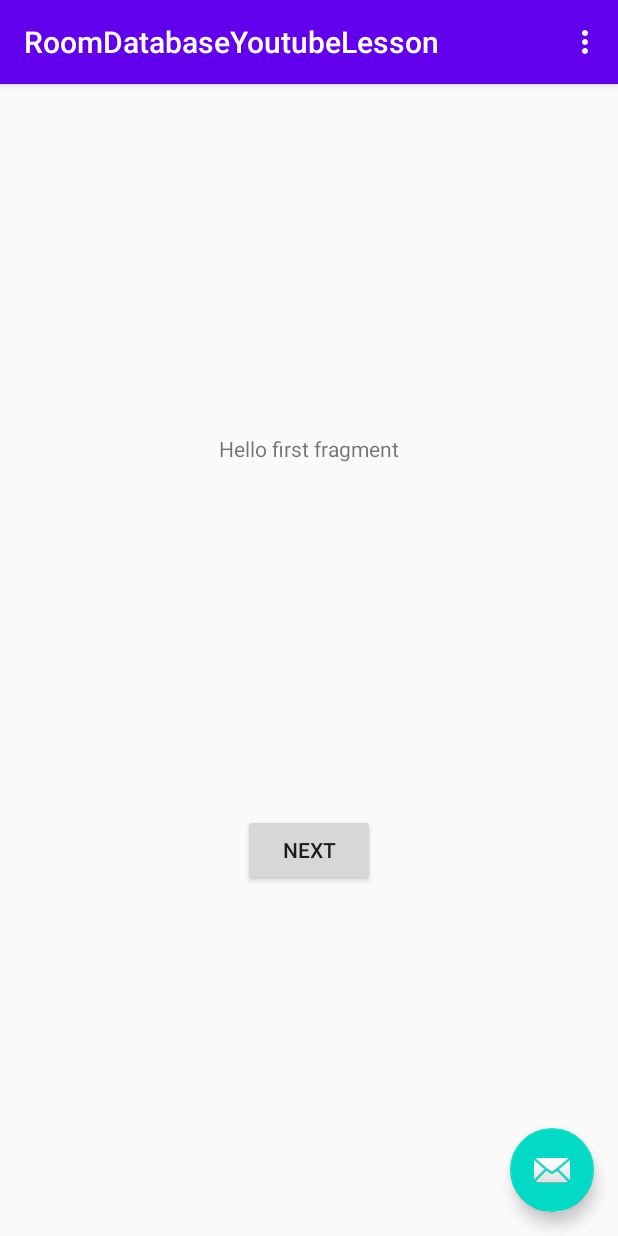
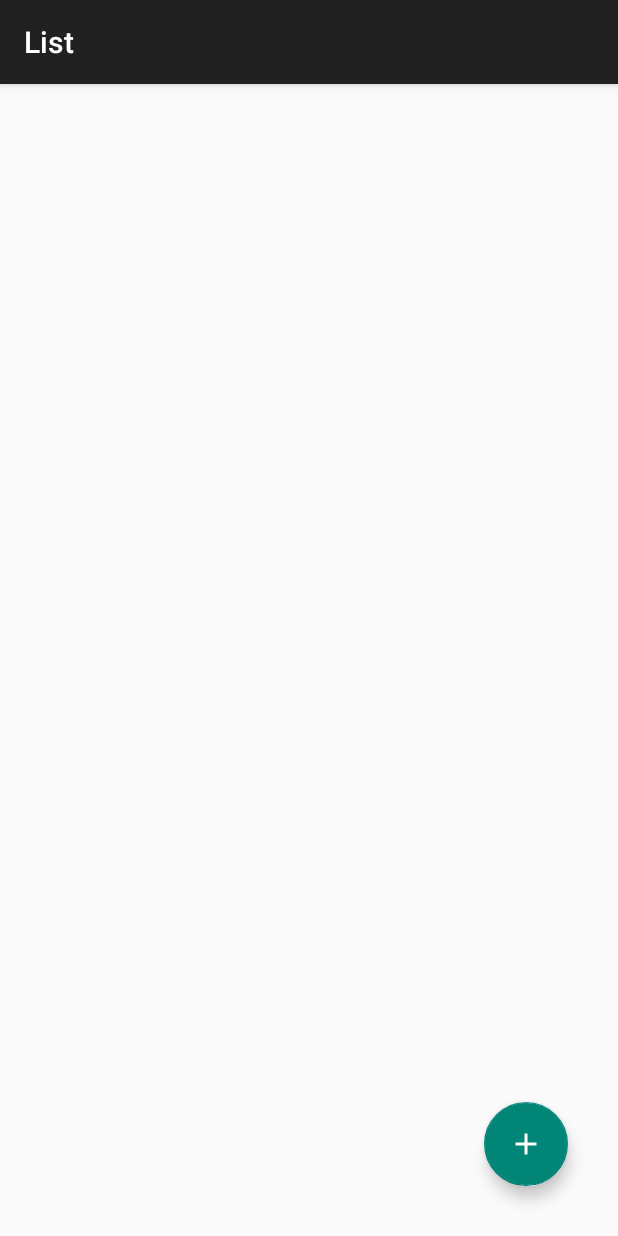
Before and after one commit to jlawrencesha/RoomDatabaseYoutubeLesson, an Android app: the screen it shows after launch (MainActivity), on a phone screen of 412 x 824 dp. Run offline under Robolectric (Android 15) with nearby library versions, the phone set to English and light mode, and no system bars; our stand-ins replace navigation-ui.

```diff
--- a/app/build.gradle
+++ b/app/build.gradle
@@ -11,7 +11,7 @@ android {
 
     defaultConfig {
         applicationId "com.giftofhappiness.roomdatabaseyoutubelesson"
-        minSdkVersion 26
+        minSdkVersion 25
         targetSdkVersion 29
         versionCode 1
         versionName "1.0"
@@ -51,6 +51,7 @@ dependencies {
     implementation 'androidx.navigation:navigation-fragment-ktx:2.2.2'
     implementation 'androidx.navigation:navigation-ui-ktx:2.2.2'
 
+
     // Room components
     implementation "androidx.room:room-runtime:2.2.5"
     kapt "androidx.room:room-compiler:2.2.5"
--- a/app/src/main/AndroidManifest.xml
+++ b/app/src/main/AndroidManifest.xml
@@ -12,7 +12,7 @@
         <activity
             android:name=".MainActivity"
             android:label="@string/app_name"
-            android:theme="@style/AppTheme.NoActionBar">
+            android:theme="@style/Theme.AppCompat.DayNight.DarkActionBar">
             <intent-filter>
                 <action android:name="android.intent.action.MAIN" />
 
--- a/app/src/main/java/com/giftofhappiness/roomdatabaseyoutubelesson/FirstFragment.kt
+++ /dev/null
@@ -1,31 +0,0 @@
-package com.giftofhappiness.roomdatabaseyoutubelesson
-
-import android.os.Bundle
-import androidx.fragment.app.Fragment
-import android.view.LayoutInflater
-import android.view.View
-import android.view.ViewGroup
-import android.widget.Button
-import androidx.navigation.fragment.findNavController
-
-/**
- * A simple [Fragment] subclass as the default destination in the navigation.
- */
-class FirstFragment : Fragment() {
-
-    override fun onCreateView(
-            inflater: LayoutInflater, container: ViewGroup?,
-            savedInstanceState: Bundle?
-    ): View? {
-        // Inflate the layout for this fragment
-        return inflater.inflate(R.layout.fragment_first, container, false)
-    }
-
-    override fun onViewCreated(view: View, savedInstanceState: Bundle?) {
-        super.onViewCreated(view, savedInstanceState)
-
-        view.findViewById<Button>(R.id.button_first).setOnClickListener {
-            findNavController().navigate(R.id.action_FirstFragment_to_SecondFragment)
-        }
-    }
-}
--- a/app/src/main/java/com/giftofhappiness/roomdatabaseyoutubelesson/MainActivity.kt
+++ b/app/src/main/java/com/giftofhappiness/roomdatabaseyoutubelesson/MainActivity.kt
@@ -6,33 +6,21 @@ import com.google.android.material.snackbar.Snackbar
 import androidx.appcompat.app.AppCompatActivity
 import android.view.Menu
 import android.view.MenuItem
+import androidx.navigation.findNavController
+import androidx.navigation.ui.setupActionBarWithNavController
 
 class MainActivity : AppCompatActivity() {
 
     override fun onCreate(savedInstanceState: Bundle?) {
         super.onCreate(savedInstanceState)
         setContentView(R.layout.activity_main)
-        setSupportActionBar(findViewById(R.id.toolbar))
 
-        findViewById<FloatingActionButton>(R.id.fab).setOnClickListener { view ->
-            Snackbar.make(view, "Replace with your own action", Snackbar.LENGTH_LONG)
-                    .setAction("Action", null).show()
+        setupActionBarWithNavController(findNavController(R.id.fragment))
+
+    }
+        override fun onSupportNavigateUp(): Boolean{
+            val navController = findNavController(R.id.fragment)
+            return navController.navigateUp() || super.onSupportNavigateUp()
         }
-    }
 
-    override fun onCreateOptionsMenu(menu: Menu): Boolean {
-        // Inflate the menu; this adds items to the action bar if it is present.
-        menuInflater.inflate(R.menu.menu_main, menu)
-        return true
-    }
-
-    override fun onOptionsItemSelected(item: MenuItem): Boolean {
-        // Handle action bar item clicks here. The action bar will
-        // automatically handle clicks on the Home/Up button, so long
-        // as you specify a parent activity in AndroidManifest.xml.
-        return when (item.itemId) {
-            R.id.action_settings -> true
-            else -> super.onOptionsItemSelected(item)
-        }
-    }
 }
--- /dev/null
+++ b/app/src/main/java/com/giftofhappiness/roomdatabaseyoutubelesson/fragements/list/ListFragment.kt
@@ -0,0 +1,34 @@
+package com.giftofhappiness.roomdatabaseyoutubelesson.fragements.list
+
+import android.os.Bundle
+import androidx.fragment.app.Fragment
+import android.view.LayoutInflater
+import android.view.View
+import android.view.ViewGroup
+import androidx.navigation.fragment.findNavController
+import com.giftofhappiness.roomdatabaseyoutubelesson.R
+import kotlinx.android.synthetic.main.fragment_list.view.*
+
+class ListFragment : Fragment() {
+
+    override fun onCreateView(
+            inflater: LayoutInflater, container: ViewGroup?,
+            savedInstanceState: Bundle?
+    ): View? {
+        // Inflate the layout for this fragment
+        val view = inflater.inflate(R.layout.fragment_list, container, false)
+
+        view.floatingActionButton.setOnClickListener {
+            findNavController().navigate(R.id.action_listFragment_to_addFragment)
+        }
+
+        return view
+
+
+
+
+
+
+    }
+
+  }
--- /dev/null
+++ b/app/src/main/res/drawable/ic_add.xml
@@ -0,0 +1,10 @@
+<vector xmlns:android="http://schemas.android.com/apk/res/android"
+    android:width="24dp"
+    android:height="24dp"
+    android:viewportWidth="24"
+    android:viewportHeight="24"
+    android:tint="?attr/colorControlNormal">
+  <path
+      android:fillColor="@android:color/white"
+      android:pathData="M19,13h-6v6h-2v-6H5v-2h6V5h2v6h6v2z"/>
+</vector>
--- a/app/src/main/res/layout/activity_main.xml
+++ b/app/src/main/res/layout/activity_main.xml
@@ -6,28 +6,24 @@
     android:layout_height="match_parent"
     tools:context=".MainActivity">
 
-    <com.google.android.material.appbar.AppBarLayout
+    <androidx.constraintlayout.widget.ConstraintLayout
         android:layout_width="match_parent"
-        android:layout_height="wrap_content"
-        android:theme="@style/AppTheme.AppBarOverlay">
+        android:layout_height="match_parent">
 
-        <androidx.appcompat.widget.Toolbar
-            android:id="@+id/toolbar"
-            android:layout_width="match_parent"
-            android:layout_height="?attr/actionBarSize"
-            android:background="?attr/colorPrimary"
-            app:popupTheme="@style/AppTheme.PopupOverlay" />
-
-    </com.google.android.material.appbar.AppBarLayout>
-
-    <include layout="@layout/content_main" />
-
-    <com.google.android.material.floatingactionbutton.FloatingActionButton
-        android:id="@+id/fab"
-        android:layout_width="wrap_content"
-        android:layout_height="wrap_content"
-        android:layout_gravity="bottom|end"
-        android:layout_margin="@dimen/fab_margin"
-        app:srcCompat="@android:drawable/ic_dialog_email" />
-
+        <fragment
+            android:id="@+id/fragment"
+            android:name="androidx.navigation.fragment.NavHostFragment"
+            android:layout_width="0dp"
+            android:layout_height="0dp"
+            android:layout_marginStart="1dp"
+            android:layout_marginTop="1dp"
+            android:layout_marginEnd="1dp"
+            android:layout_marginBottom="1dp"
+            app:defaultNavHost="true"
+            app:layout_constraintBottom_toBottomOf="parent"
+            app:layout_constraintEnd_toEndOf="parent"
+            app:layout_constraintStart_toStartOf="parent"
+            app:layout_constraintTop_toTopOf="parent"
+            app:navGraph="@navigation/my_nav" />
+    </androidx.constraintlayout.widget.ConstraintLayout>
 </androidx.coordinatorlayout.widget.CoordinatorLayout>
--- a/app/src/main/res/layout/content_main.xml
+++ b/app/src/main/res/layout/content_main.xml
@@ -6,7 +6,7 @@
     app:layout_behavior="@string/appbar_scrolling_view_behavior">
 
     <fragment
-        android:id="@+id/nav_host_fragment"
+        android:id="@+id/fragment"
         android:name="androidx.navigation.fragment.NavHostFragment"
         android:layout_width="0dp"
         android:layout_height="0dp"
@@ -15,5 +15,5 @@
         app:layout_constraintLeft_toLeftOf="parent"
         app:layout_constraintRight_toRightOf="parent"
         app:layout_constraintTop_toTopOf="parent"
-        app:navGraph="@navigation/nav_graph" />
+        app:navGraph="@navigation/my_nav" />
 </androidx.constraintlayout.widget.ConstraintLayout>
--- a/app/src/main/res/layout/fragment_first.xml
+++ /dev/null
@@ -1,28 +0,0 @@
-<?xml version="1.0" encoding="utf-8"?>
-<androidx.constraintlayout.widget.ConstraintLayout xmlns:android="http://schemas.android.com/apk/res/android"
-    xmlns:app="http://schemas.android.com/apk/res-auto"
-    xmlns:tools="http://schemas.android.com/tools"
-    android:layout_width="match_parent"
-    android:layout_height="match_parent"
-    tools:context=".FirstFragment">
-
-    <TextView
-        android:id="@+id/textview_first"
-        android:layout_width="wrap_content"
-        android:layout_height="wrap_content"
-        android:text="@string/hello_first_fragment"
-        app:layout_constraintBottom_toTopOf="@id/button_first"
-        app:layout_constraintEnd_toEndOf="parent"
-        app:layout_constraintStart_toStartOf="parent"
-        app:layout_constraintTop_toTopOf="parent" />
-
-    <Button
-        android:id="@+id/button_first"
-        android:layout_width="wrap_content"
-        android:layout_height="wrap_content"
-        android:text="@string/next"
-        app:layout_constraintBottom_toBottomOf="parent"
-        app:layout_constraintEnd_toEndOf="parent"
-        app:layout_constraintStart_toStartOf="parent"
-        app:layout_constraintTop_toBottomOf="@id/textview_first" />
-</androidx.constraintlayout.widget.ConstraintLayout>
--- /dev/null
+++ b/app/src/main/res/layout/fragment_list.xml
@@ -0,0 +1,36 @@
+<?xml version="1.0" encoding="utf-8"?>
+<androidx.constraintlayout.widget.ConstraintLayout xmlns:android="http://schemas.android.com/apk/res/android"
+    xmlns:app="http://schemas.android.com/apk/res-auto"
+    xmlns:tools="http://schemas.android.com/tools"
+    android:layout_width="match_parent"
+    android:layout_height="match_parent"
+    tools:context=".fragements.list.ListFragment">
+
+
+    <androidx.recyclerview.widget.RecyclerView
+        android:id="@+id/recyclerview"
+        android:layout_width="0dp"
+        android:layout_height="0dp"
+        android:layout_marginStart="1dp"
+        android:layout_marginTop="1dp"
+        android:layout_marginEnd="1dp"
+        android:layout_marginBottom="1dp"
+        app:layout_constraintBottom_toBottomOf="parent"
+        app:layout_constraintEnd_toEndOf="parent"
+        app:layout_constraintStart_toStartOf="parent"
+        app:layout_constraintTop_toTopOf="parent" />
+
+    <com.google.android.material.floatingactionbutton.FloatingActionButton
+        android:id="@+id/floatingActionButton"
+        android:layout_width="wrap_content"
+        android:layout_height="wrap_content"
+        android:layout_marginEnd="32dp"
+        android:layout_marginBottom="32dp"
+        android:clickable="true"
+        android:focusable="true"
+        android:tint="@android:color/white"
+        android:src="@drawable/ic_add"
+        app:layout_constraintBottom_toBottomOf="parent"
+        app:layout_constraintEnd_toEndOf="parent" />
+
+</androidx.constraintlayout.widget.ConstraintLayout>
--- /dev/null
+++ b/app/src/main/res/navigation/my_nav.xml
@@ -0,0 +1,26 @@
+<?xml version="1.0" encoding="utf-8"?>
+<navigation xmlns:android="http://schemas.android.com/apk/res/android"
+    xmlns:app="http://schemas.android.com/apk/res-auto"
+    xmlns:tools="http://schemas.android.com/tools"
+    android:id="@+id/nav_graph"
+    app:startDestination="@id/listFragment">
+
+    <fragment
+        android:id="@+id/listFragment"
+        android:name="com.giftofhappiness.roomdatabaseyoutubelesson.fragements.list.ListFragment"
+        android:label="List"
+        tools:layout="@layout/fragment_list">
+        <action
+            android:id="@+id/action_listFragment_to_addFragment"
+            app:destination="@id/addFragment" />
+    </fragment>
+    <fragment
+        android:id="@+id/addFragment"
+        android:name="com.giftofhappiness.roomdatabaseyoutubelesson.fragements.add.AddFragment"
+        android:label="Add User"
+        tools:layout="@layout/fragment_add">
+        <action
+            android:id="@+id/action_addFragment_to_listFragment"
+            app:destination="@id/listFragment" />
+    </fragment>
+</navigation>
--- a/app/src/main/res/navigation/nav_graph.xml
+++ /dev/null
@@ -1,28 +0,0 @@
-<?xml version="1.0" encoding="utf-8"?>
-<navigation xmlns:android="http://schemas.android.com/apk/res/android"
-    xmlns:app="http://schemas.android.com/apk/res-auto"
-    xmlns:tools="http://schemas.android.com/tools"
-    android:id="@+id/nav_graph"
-    app:startDestination="@id/FirstFragment">
-
-    <fragment
-        android:id="@+id/FirstFragment"
-        android:name="com.giftofhappiness.roomdatabaseyoutubelesson.FirstFragment"
-        android:label="@string/first_fragment_label"
-        tools:layout="@layout/fragment_first">
-
-        <action
-            android:id="@+id/action_FirstFragment_to_SecondFragment"
-            app:destination="@id/SecondFragment" />
-    </fragment>
-    <fragment
-        android:id="@+id/SecondFragment"
-        android:name="com.giftofhappiness.roomdatabaseyoutubelesson.SecondFragment"
-        android:label="@string/second_fragment_label"
-        tools:layout="@layout/fragment_second">
-
-        <action
-            android:id="@+id/action_SecondFragment_to_FirstFragment"
-            app:destination="@id/FirstFragment" />
-    </fragment>
-</navigation>
--- a/app/src/main/res/values/strings.xml
+++ b/app/src/main/res/values/strings.xml
@@ -2,8 +2,8 @@
     <string name="app_name">RoomDatabaseYoutubeLesson</string>
     <string name="action_settings">Settings</string>
     <!-- Strings used for fragments for navigation -->
-    <string name="first_fragment_label">First Fragment</string>
-    <string name="second_fragment_label">Second Fragment</string>
+    <string name="list_fragment">First Fragment</string>
+    <string name="add_fragment">Second Fragment</string>
     <string name="next">Next</string>
     <string name="previous">Previous</string>
 
--- a/app/src/main/res/values/styles.xml
+++ b/app/src/main/res/values/styles.xml
@@ -1,13 +1,15 @@
 <resources>
     <!-- Base application theme. -->
-    <style name="AppTheme" parent="Theme.AppCompat.Light.DarkActionBar">
+    <style name="AppTheme" parent="ThemeOverlay.AppCompat.Light">
         <!-- Customize your theme here. -->
         <item name="colorPrimary">@color/colorPrimary</item>
         <item name="colorPrimaryDark">@color/colorPrimaryDark</item>
         <item name="colorAccent">@color/colorAccent</item>
     </style>
 
-    <style name="AppTheme.NoActionBar">
+    <style name="AppTheme.DarkActionBar." parent="Theme.AppCompat.DayNight.DarkActionBar"/>
+
+    <style name="AppTheme.DarkActionBar">
         <item name="windowActionBar">false</item>
         <item name="windowNoTitle">true</item>
     </style>
```
Also changed, not shown: app/src/main/java/com/giftofhappiness/roomdatabaseyoutubelesson/SecondFragment.kt (deleted, +0 -31 lines), app/src/main/java/com/giftofhappiness/roomdatabaseyoutubelesson/fragements/add/AddFragment.kt (added, +70 -0 lines), app/src/main/res/layout/fragment_add.xml (added, +64 -0 lines), app/src/main/res/layout/fragment_second.xml (deleted, +0 -27 lines), app/src/main/java/com/giftofhappiness/roomdatabaseyoutubelesson/data/UserDao.kt (line endings or trailing spaces).
